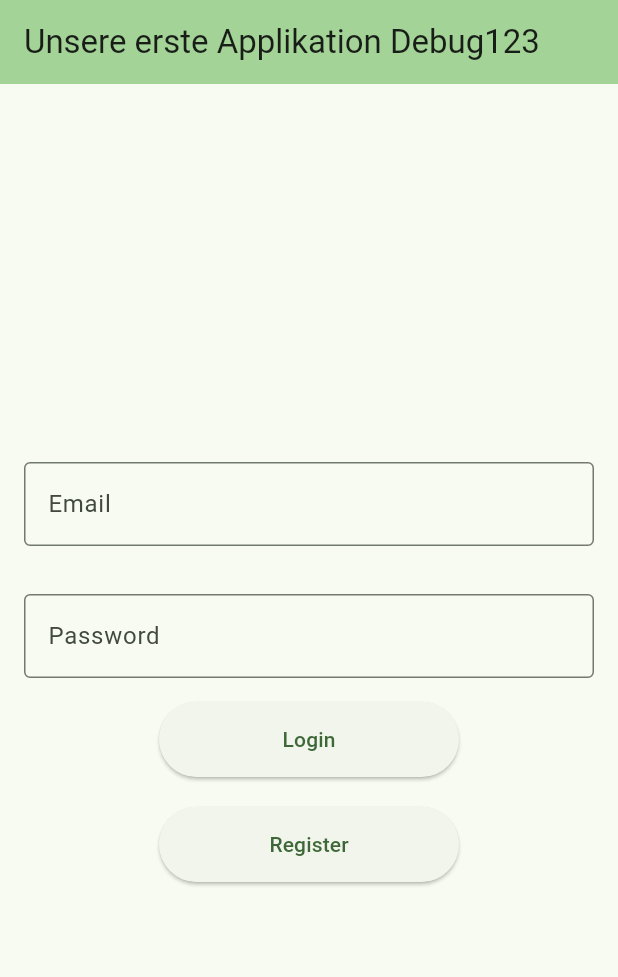
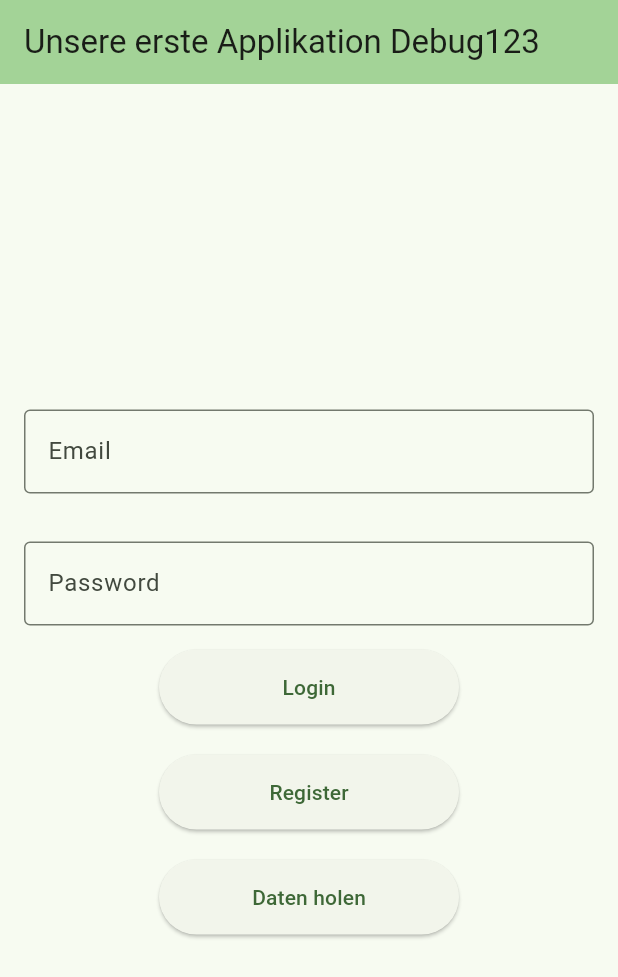
Before and after one commit to Freyl1s/todo_app, a Flutter app: the screen it shows after launch, on a phone screen of 412 x 824 dp. Shown: the top 977 px of the screen. Run offline on Flutter 3.47's test engine with Material 3 defaults, Android fonts, the phone set to English and light mode, and no system bars; our stand-ins replace firebase_auth, firebase_core; missing offline and left inert: web_scraper; accounts and stored records are empty.

Commit message:
Integration WebScaper

```diff
--- a/lib/main.dart
+++ b/lib/main.dart
@@ -5,6 +5,11 @@ import 'firebase_options.dart';
 import 'package:flutter/material.dart';
 import 'package:flutter/widgets.dart';
 import 'package:flutter/foundation.dart';
+
+import 'package:web_scraper/web_scraper.dart';
+//import 'package:html/dom.dart';
+//import 'package:html/parser.dart'; // Contains HTML parsers to generate a Document object.
+import 'package:http/http.dart';
 
 void main() async {
   WidgetsFlutterBinding.ensureInitialized();
@@ -26,21 +31,6 @@ class MyApp extends StatelessWidget {
     return MaterialApp(
       title: 'Flutter Demo',
       theme: ThemeData(
-        // This is the theme of your application.
-        //
-        // TRY THIS: Try running your application with "flutter run". You'll see
-        // the application has a purple toolbar. Then, without quitting the app,
-        // try changing the seedColor in the colorScheme below to Colors.green
-        // and then invoke "hot reload" (save your changes or press the "hot
-        // reload" button in a Flutter-supported IDE, or press "r" if you used
-        // the command line to start the app).
-        //
-        // Notice that the counter didn't reset back to zero; the application
-        // state is not lost during the reload. To reset the state, use hot
-        // restart instead.
-        //
-        // This works for code too, not just values: Most code changes can be
-        // tested with just a hot reload.
         colorScheme: ColorScheme.fromSeed(
             seedColor: const Color.fromARGB(255, 42, 176, 47)),
         useMaterial3: true,
@@ -52,15 +42,6 @@ class MyApp extends StatelessWidget {
 
 class MyHomePage extends StatefulWidget {
   const MyHomePage({super.key, required this.title});
-
-  // This widget is the home page of your application. It is stateful, meaning
-  // that it has a State object (defined below) that contains fields that affect
-  // how it looks.
-
-  // This class is the configuration for the state. It holds the values (in this
-  // case the title) provided by the parent (in this case the App widget) and
-  // used by the build method of the State. Fields in a Widget subclass are
-  // always marked "final".
 
   final String title;
 
@@ -125,6 +106,25 @@ class _MyHomePageState extends State<MyHomePage> {
                         password: _passwortController.text);
                   },
                   child: Text('Register')),
+
+              SizedBox(
+                height: 20,
+              ),
+              //Register Button
+              ElevatedButton(
+                  style: ElevatedButton.styleFrom(minimumSize: Size(200, 50)),
+                  onPressed: () async {
+                    final webScraper = WebScraper('https://webscraper.io');
+                    if (await webScraper
+                        .loadWebPage('/test-sites/e-commerce/allinone')) {
+                      List<Map<String, dynamic>> elements = webScraper
+                          .getElement('h1.title > a.caption', ['href']);
+
+                      print("Daten kommen von der Seite");
+                      print(elements);
+                    }
+                  },
+                  child: Text('Daten holen')),
             ],
           ),
         ));
```
Also changed, not shown: pubspec.yaml (+2 -6 lines), pubspec.lock.
